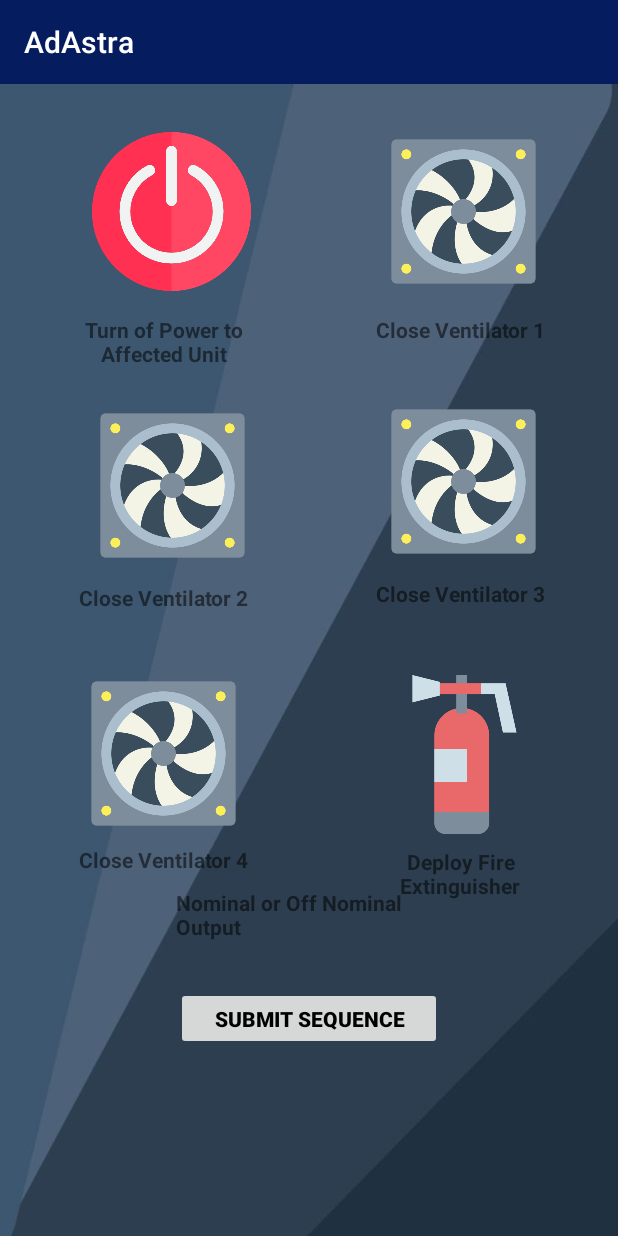
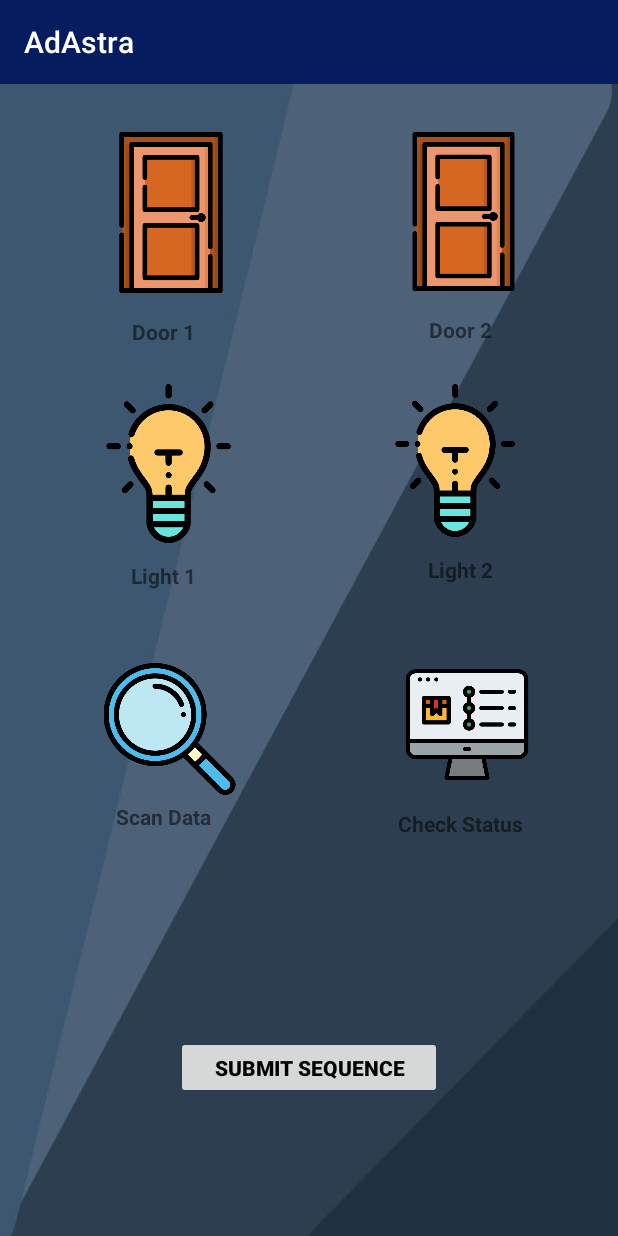
Before and after one commit to kmovalli/capstoneproj, an Android app: the screen it shows after launch (MainActivity before the commit, DailyActivity after it), after a tap on "SIGN IN", on a phone screen of 412 x 824 dp. Run offline under Robolectric (Android 15) with nearby library versions, the phone set to English and light mode, and no system bars.

Commit message:
updated code

```diff
--- a/app/src/main/AndroidManifest.xml
+++ b/app/src/main/AndroidManifest.xml
@@ -20,6 +20,7 @@
                 </intent-filter>
         </activity>
         <activity android:name=".MainActivity"/>
+        <activity android:name=".DailyActivity"/>
     </application>
 
 </manifest>
--- a/app/src/main/java/com/example/adastra/DailyTaskActivity.java
+++ b/app/src/main/java/com/example/adastra/DailyActivity.java
@@ -15,7 +15,7 @@ import java.io.IOException;
 import java.io.InputStreamReader;
 import java.io.OutputStreamWriter;
 
-public class DailyTaskActivity extends AppCompatActivity implements View.OnClickListener {
+public class DailyActivity extends AppCompatActivity implements View.OnClickListener {
     long startTime;
     int timer = 0;
     Toast toast;
--- a/app/src/main/java/com/example/adastra/LoginActivity.java
+++ b/app/src/main/java/com/example/adastra/LoginActivity.java
@@ -48,7 +48,7 @@ public class LoginActivity extends AppCompatActivity implements AdapterView.OnIt
     }
 
     public void openActivity() {
-        Intent intent = new Intent(this, MainActivity.class);
+        Intent intent = new Intent(this, DailyActivity.class);
         startActivity(intent);
     }
 
--- a/app/src/main/res/layout/activity_daily_tasks.xml
+++ b/app/src/main/res/layout/activity_daily_tasks.xml
@@ -6,7 +6,7 @@
     android:id="@+id/relativeLayout"
     android:layout_width="match_parent"
     android:layout_height="match_parent"
-    tools:context=".DailyTaskActivity"
+    tools:context=".DailyActivity"
     android:background="@drawable/backhgroundimg">
 
 
--- a/app/src/main/res/layout/activity_main.xml
+++ b/app/src/main/res/layout/activity_main.xml
@@ -26,7 +26,7 @@
     <ImageButton
         android:id="@+id/imageButton1"
         android:layout_width="110dp"
-        android:layout_height="106dp"
+        android:layout_height="86dp"
         android:layout_marginStart="44dp"
         android:layout_marginLeft="44dp"
         android:layout_marginTop="32dp"
@@ -44,7 +44,7 @@
     <ImageButton
         android:id="@+id/imageButton2"
         android:layout_width="110dp"
-        android:layout_height="106dp"
+        android:layout_height="86dp"
         android:layout_marginTop="32dp"
         android:adjustViewBounds="true"
         android:background="@android:color/transparent"
@@ -59,7 +59,7 @@
     <ImageButton
         android:id="@+id/imageButton3"
         android:layout_width="110dp"
-        android:layout_height="106dp"
+        android:layout_height="86dp"
         android:layout_marginStart="40dp"
         android:layout_marginLeft="40dp"
         android:adjustViewBounds="true"
@@ -77,7 +77,7 @@
     <ImageButton
         android:id="@+id/imageButton4"
         android:layout_width="110dp"
-        android:layout_height="106dp"
+        android:layout_height="86dp"
         android:adjustViewBounds="true"
         android:background="@android:color/transparent"
         android:scaleType="fitCenter"
@@ -93,7 +93,7 @@
     <ImageButton
         android:id="@+id/imageButton5"
         android:layout_width="110dp"
-        android:layout_height="106dp"
+        android:layout_height="86dp"
         android:adjustViewBounds="true"
         android:background="@android:color/transparent"
         android:scaleType="fitCenter"
@@ -109,7 +109,7 @@
     <ImageButton
         android:id="@+id/imageButton6"
         android:layout_width="110dp"
-        android:layout_height="106dp"
+        android:layout_height="86dp"
         android:layout_marginStart="40dp"
         android:layout_marginLeft="40dp"
         android:adjustViewBounds="true"
@@ -219,7 +219,7 @@
         android:id="@+id/textView7"
         android:layout_width="177dp"
         android:layout_height="39dp"
-        android:layout_marginTop="536dp"
+        android:layout_marginTop="488dp"
         android:text="Nominal or Off Nominal Output"
         android:textStyle="bold"
         app:layout_constraintEnd_toEndOf="parent"
```
